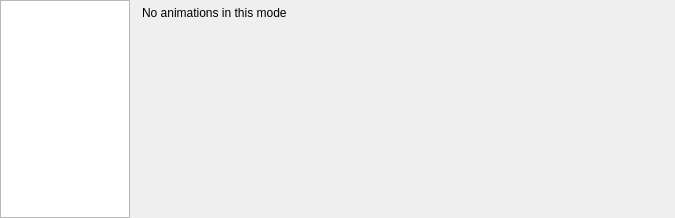
The window that src/ckb/kbanimwidget.ui (sterpe/ckb-next) describes before a commit, drawn with Qt 5.
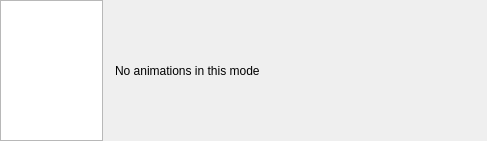
The same window after the commit. Custom widgets are drawn as their Qt base class.

```diff
--- a/src/ckb/kbanimwidget.ui
+++ b/src/ckb/kbanimwidget.ui
@@ -6,8 +6,8 @@
    <rect>
     <x>0</x>
     <y>0</y>
-    <width>675</width>
-    <height>218</height>
+    <width>487</width>
+    <height>141</height>
    </rect>
   </property>
   <property name="windowTitle">
@@ -49,19 +49,6 @@
          </property>
         </widget>
        </item>
-       <item row="1" column="0">
-        <spacer name="verticalSpacer">
-         <property name="orientation">
-          <enum>Qt::Vertical</enum>
-         </property>
-         <property name="sizeHint" stdset="0">
-          <size>
-           <width>20</width>
-           <height>40</height>
-          </size>
-         </property>
-        </spacer>
-       </item>
       </layout>
      </widget>
      <widget class="QWidget" name="animPage">
```
